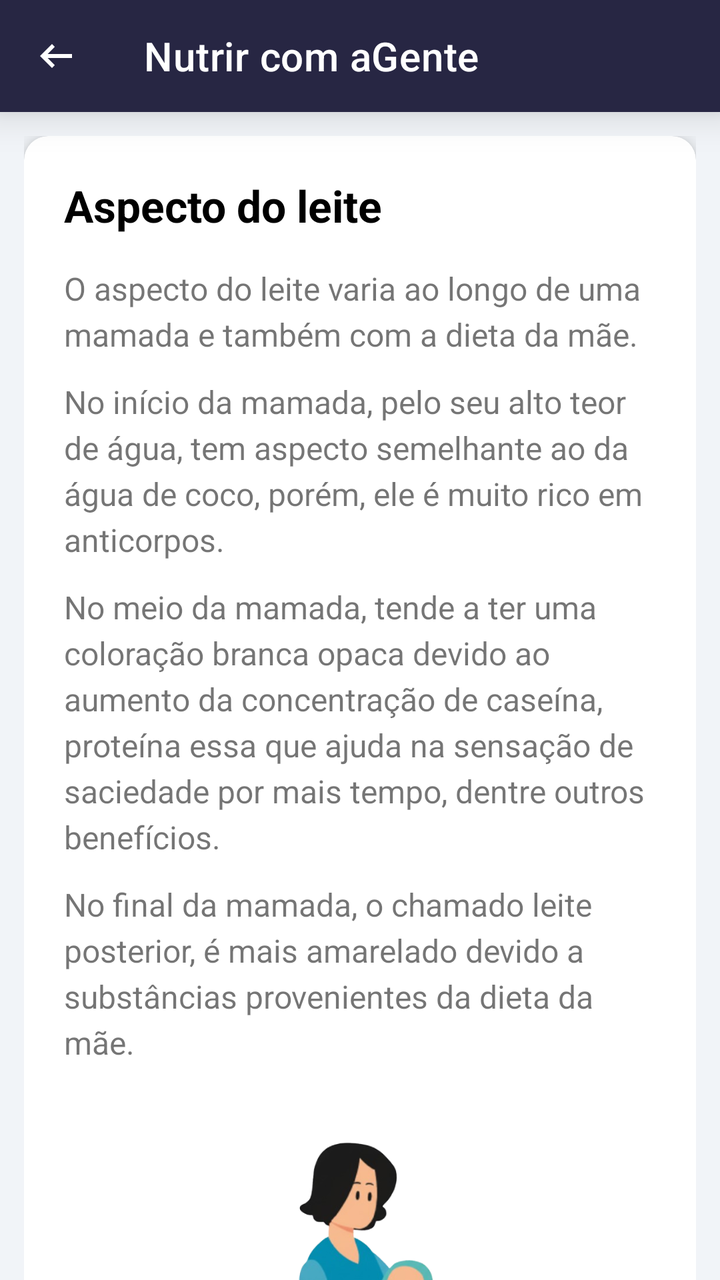
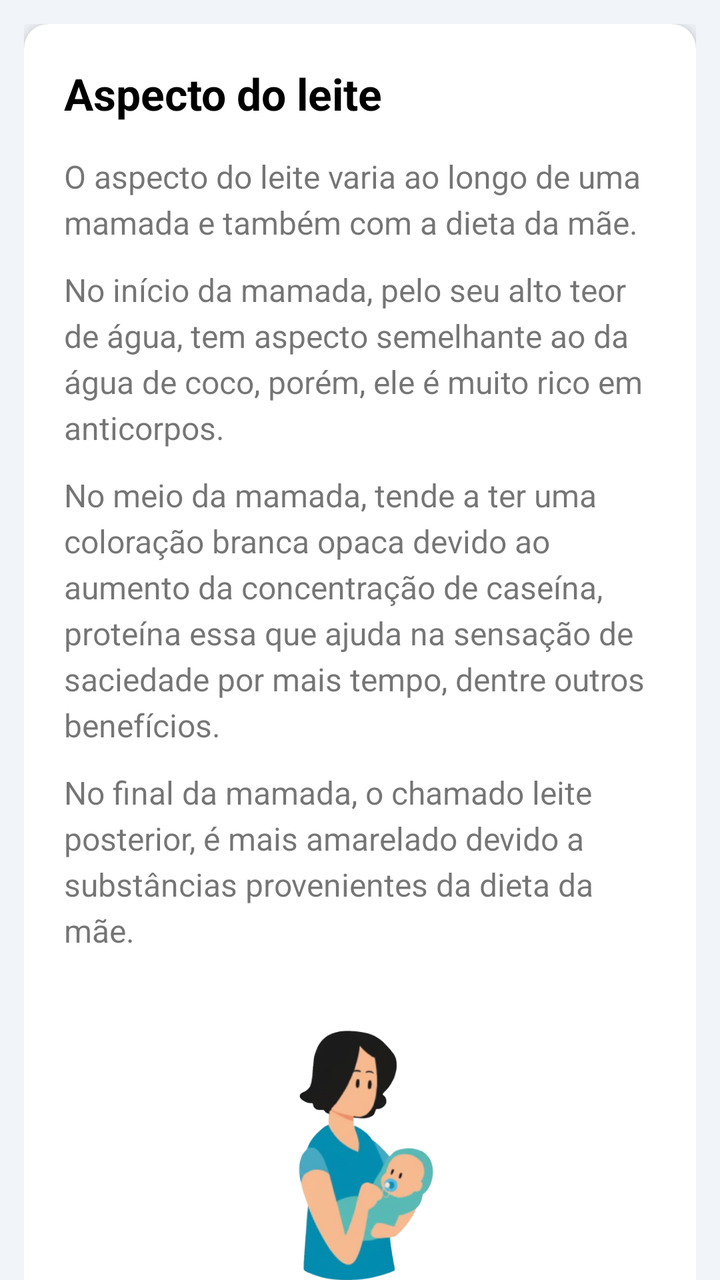

An Android layout rendered at two revisions. The XML below is the earlier revision; the diff shows what the commit changed to produce the second picture.
<!-- AndroidManifest.xml: application theme Theme.NutrirAGente -->
<!-- res/layout/aspecto_leite.xml -->
<?xml version="1.0" encoding="utf-8"?>
<androidx.coordinatorlayout.widget.CoordinatorLayout
    xmlns:android="http://schemas.android.com/apk/res/android"
    xmlns:app="http://schemas.android.com/apk/res-auto"
    xmlns:tools="http://schemas.android.com/tools"
    android:layout_width="match_parent"
    android:layout_height="match_parent"
    android:background="@color/gray">

    <com.google.android.material.appbar.AppBarLayout
        android:layout_width="match_parent"
        android:layout_height="wrap_content"
        android:background="@color/blue_toolbar"
        app:elevation="12dp">

        <androidx.appcompat.widget.Toolbar
            android:id="@+id/toolbar"
            android:layout_width="match_parent"
            android:layout_height="?attr/actionBarSize"
            app:navigationIcon="@drawable/ic_arrow_back"
            app:title="Nutrir com aGente"
            app:titleTextColor="@android:color/white"/>

    </com.google.android.material.appbar.AppBarLayout>

    <androidx.core.widget.NestedScrollView
        android:layout_width="match_parent"
        android:layout_height="match_parent"
        app:layout_behavior="@string/appbar_scrolling_view_behavior">

        <LinearLayout
            android:layout_width="match_parent"
            android:layout_height="wrap_content"
            android:orientation="vertical"
            android:padding="12dp">

            <androidx.cardview.widget.CardView
                android:layout_width="match_parent"
                android:layout_height="wrap_content"
                android:layout_marginBottom="16dp"
                app:cardCornerRadius="12dp"
                app:cardElevation="4dp">

                <LinearLayout
                    android:layout_width="match_parent"
                    android:layout_height="wrap_content"
                    android:orientation="vertical"
                    android:padding="20dp">

                    <TextView
                        android:layout_width="wrap_content"
                        android:layout_height="wrap_content"
                        android:layout_marginBottom="16dp"
                        android:text="Aspecto do leite"
                        android:textColor="@android:color/black"
                        android:textSize="22sp"
                        android:textStyle="bold" />

                    <TextView
                        android:layout_width="wrap_content"
                        android:layout_height="wrap_content"
                        android:layout_marginBottom="12dp"
                        android:lineSpacingExtra="4dp"
                        android:text="O aspecto do leite varia ao longo de uma mamada e também com a dieta da mãe."
                        android:textSize="16sp" />

                    <TextView
                        android:layout_width="wrap_content"
                        android:layout_height="wrap_content"
                        android:layout_marginBottom="12dp"
                        android:lineSpacingExtra="4dp"
                        android:text="No início da mamada, pelo seu alto teor de água, tem aspecto semelhante ao da água de coco, porém, ele é muito rico em anticorpos."
                        android:textSize="16sp" />

                    <TextView
                        android:layout_width="wrap_content"
                        android:layout_height="wrap_content"
                        android:layout_marginBottom="12dp"
                        android:lineSpacingExtra="4dp"
                        android:text="No meio da mamada, tende a ter uma coloração branca opaca devido ao aumento da concentração de caseína, proteína essa que ajuda na sensação de saciedade por mais tempo, dentre outros benefícios."
                        android:textSize="16sp" />

                    <TextView
                        android:layout_width="wrap_content"
                        android:layout_height="wrap_content"
                        android:layout_marginBottom="24dp"
                        android:lineSpacingExtra="4dp"
                        android:text="No final da mamada, o chamado leite posterior, é mais amarelado devido a substâncias provenientes da dieta da mãe."
                        android:textSize="16sp" />

                    <ImageView
                        android:layout_width="150dp"
                        android:layout_height="150dp"
                        android:layout_gravity="center_horizontal"
                        android:layout_marginBottom="24dp"
                        android:src="@drawable/mae_e_bebe"
                        android:contentDescription="Ilustração de mãe amamentando bebê" />


                    <TextView
                        android:layout_width="match_parent"
                        android:layout_height="wrap_content"
                        android:background="#F0F4FF"
                        android:gravity="center"
                        android:padding="16dp"
                        android:text="O leite pode ter aspecto azulado ou esverdeado quando a mãe ingere grande quantidade de vegetais verdes e isto não interfere na qualidade do leite."
                        android:textColor="#3F51B5"
                        android:textStyle="bold" />

                </LinearLayout>

            </androidx.cardview.widget.CardView>

        </LinearLayout>
    </androidx.core.widget.NestedScrollView>

</androidx.coordinatorlayout.widget.CoordinatorLayout>
<!-- resources referenced by this layout -->
<resources>
  <color name="blue_toolbar">#272643</color>
  <color name="gray">#F1F4F8</color>
  <!-- drawable ic_arrow_back (drawable) -->
  <vector xmlns:android="http://schemas.android.com/apk/res/android" android:autoMirrored="true" android:height="24dp" android:tint="@color/white" android:viewportHeight="960" android:viewportWidth="960" android:width="24dp">
        
      <path android:fillColor="@android:color/white" android:pathData="M400,720L160,480L400,240L456,298L314,440L800,440L800,520L314,520L456,662L400,720Z"/>
      
  </vector>
  <!-- drawable mae_e_bebe: png bitmap (drawable, 112725 bytes) -->
  <style name="Theme.NutrirAGente" parent="Theme.MaterialComponents.Light.NoActionBar">
          
          <item name="colorPrimary">@color/purple_500</item>
          <item name="colorPrimaryVariant">@color/blue_toolbar</item>
          <item name="colorOnPrimary">@color/white</item>
          <item name="colorOnPrimaryFixedVariant">@color/blue_toolbar</item>
          
          <item name="colorSecondary">@color/teal_200</item>
          <item name="colorSecondaryVariant">@color/teal_700</item>
          <item name="colorOnSecondary">@color/black</item>
          
          <item name="android:statusBarColor">@color/blue_toolbar</item>
          
      </style>
  <color name="white">#FFFFFFFF</color>
  <color name="purple_500">#FF6200EE</color>
  <color name="teal_200">#FF03DAC5</color>
  <color name="teal_700">#FF018786</color>
  <color name="black">#FF000000</color>
</resources>

<!-- the commit's change to res/layout/aspecto_leite.xml (unified diff, before → after) -->
@@ -13,13 +13,7 @@
         android:background="@color/blue_toolbar"
         app:elevation="12dp">
 
-        <androidx.appcompat.widget.Toolbar
-            android:id="@+id/toolbar"
-            android:layout_width="match_parent"
-            android:layout_height="?attr/actionBarSize"
-            app:navigationIcon="@drawable/ic_arrow_back"
-            app:title="Nutrir com aGente"
-            app:titleTextColor="@android:color/white"/>
+
 
     </com.google.android.material.appbar.AppBarLayout>
 
<!-- resource entries referenced after the edit -->
@@ -2,12 +2,6 @@
 <resources>
   <color name="blue_toolbar">#272643</color>
   <color name="gray">#F1F4F8</color>
-  <!-- drawable ic_arrow_back (drawable) -->
-  <vector xmlns:android="http://schemas.android.com/apk/res/android" android:autoMirrored="true" android:height="24dp" android:tint="@color/white" android:viewportHeight="960" android:viewportWidth="960" android:width="24dp">
-        
-      <path android:fillColor="@android:color/white" android:pathData="M400,720L160,480L400,240L456,298L314,440L800,440L800,520L314,520L456,662L400,720Z"/>
-      
-  </vector>
   <!-- drawable mae_e_bebe: png bitmap (drawable, 112725 bytes) -->
   <style name="Theme.NutrirAGente" parent="Theme.MaterialComponents.Light.NoActionBar">
           
